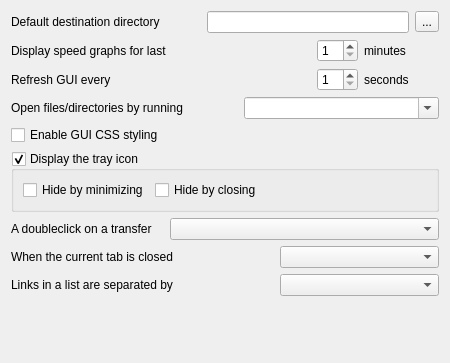
Above: src/SettingsGeneralForm.ui from LubosD/fatrat before the change. Below: the same form after it.
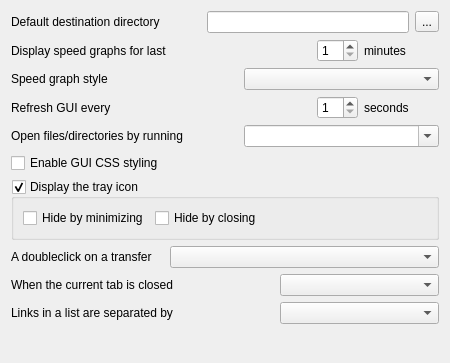
That is the form after the change.

Commit message: Added a graph style settings option

Diff of the .ui file:
```diff
--- a/src/SettingsGeneralForm.ui
+++ b/src/SettingsGeneralForm.ui
@@ -51,14 +51,14 @@
      </property>
     </widget>
    </item>
-   <item row="2" column="0" >
+   <item row="3" column="0" >
     <widget class="QLabel" name="label_5" >
      <property name="text" >
       <string>Refresh GUI every</string>
      </property>
     </widget>
    </item>
-   <item row="2" column="5" >
+   <item row="3" column="5" >
     <widget class="QSpinBox" name="spinRefreshGUI" >
      <property name="minimum" >
       <number>1</number>
@@ -68,35 +68,35 @@
      </property>
     </widget>
    </item>
-   <item row="2" column="6" >
+   <item row="3" column="6" >
     <widget class="QLabel" name="label_6" >
      <property name="text" >
       <string comment="every X seconds" >seconds</string>
      </property>
     </widget>
    </item>
-   <item row="3" column="0" colspan="3" >
+   <item row="4" column="0" colspan="3" >
     <widget class="QLabel" name="label_11" >
      <property name="text" >
       <string>Open files/directories by running</string>
      </property>
     </widget>
    </item>
-   <item row="3" column="3" colspan="5" >
+   <item row="4" column="3" colspan="5" >
     <widget class="QComboBox" name="comboFileExec" >
      <property name="editable" >
       <bool>true</bool>
      </property>
     </widget>
    </item>
-   <item row="4" column="0" >
+   <item row="5" column="0" >
     <widget class="QCheckBox" name="checkCSS" >
      <property name="text" >
       <string>Enable GUI CSS styling</string>
      </property>
     </widget>
    </item>
-   <item row="5" column="0" colspan="8" >
+   <item row="6" column="0" colspan="8" >
     <widget class="QGroupBox" name="checkTrayIcon" >
      <property name="title" >
       <string>Display the tray icon</string>
@@ -135,37 +135,37 @@
      </layout>
     </widget>
    </item>
-   <item row="6" column="0" >
+   <item row="7" column="0" >
     <widget class="QLabel" name="label_2" >
      <property name="text" >
       <string>A doubleclick on a transfer</string>
      </property>
     </widget>
    </item>
-   <item row="6" column="1" colspan="7" >
+   <item row="7" column="1" colspan="7" >
     <widget class="QComboBox" name="comboDoubleClick" />
    </item>
-   <item row="7" column="0" colspan="4" >
+   <item row="8" column="0" colspan="4" >
     <widget class="QLabel" name="label_3" >
      <property name="text" >
       <string>When the current tab is closed</string>
      </property>
     </widget>
    </item>
-   <item row="7" column="4" colspan="4" >
+   <item row="8" column="4" colspan="4" >
     <widget class="QComboBox" name="comboCloseCurrent" />
    </item>
-   <item row="8" column="0" colspan="4" >
+   <item row="9" column="0" colspan="4" >
     <widget class="QLabel" name="label_4" >
      <property name="text" >
       <string>Links in a list are separated by</string>
      </property>
     </widget>
    </item>
-   <item row="8" column="4" colspan="4" >
+   <item row="9" column="4" colspan="4" >
     <widget class="QComboBox" name="comboLinkSeparator" />
    </item>
-   <item row="9" column="0" colspan="7" >
+   <item row="10" column="0" colspan="7" >
     <spacer>
      <property name="orientation" >
       <enum>Qt::Vertical</enum>
@@ -178,6 +178,16 @@
      </property>
     </spacer>
    </item>
+   <item row="2" column="0" >
+    <widget class="QLabel" name="label_7" >
+     <property name="text" >
+      <string>Speed graph style</string>
+     </property>
+    </widget>
+   </item>
+   <item row="2" column="3" colspan="5" >
+    <widget class="QComboBox" name="comboGraphStyle" />
+   </item>
   </layout>
  </widget>
  <tabstops>
```
The commit also changes 2 other files.
